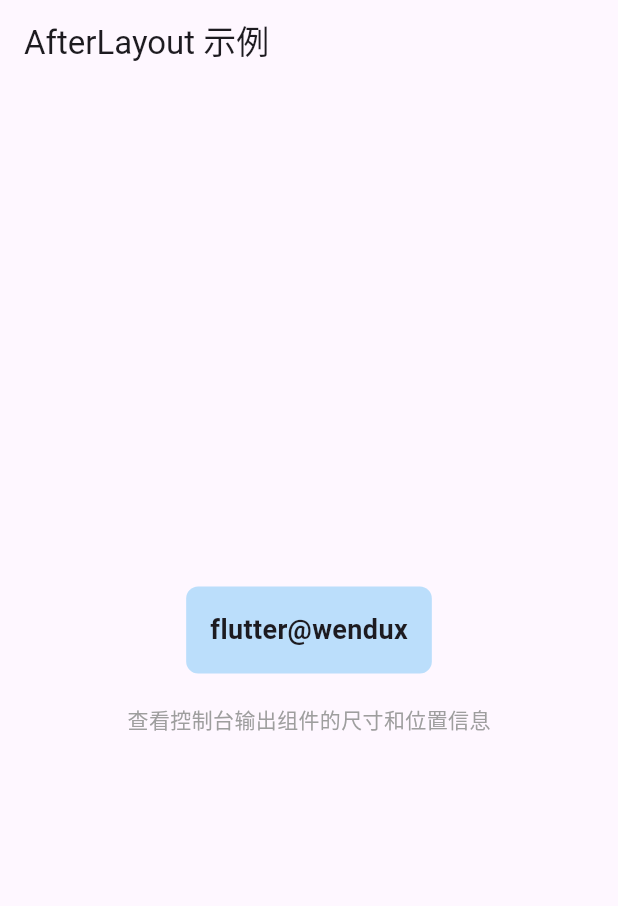
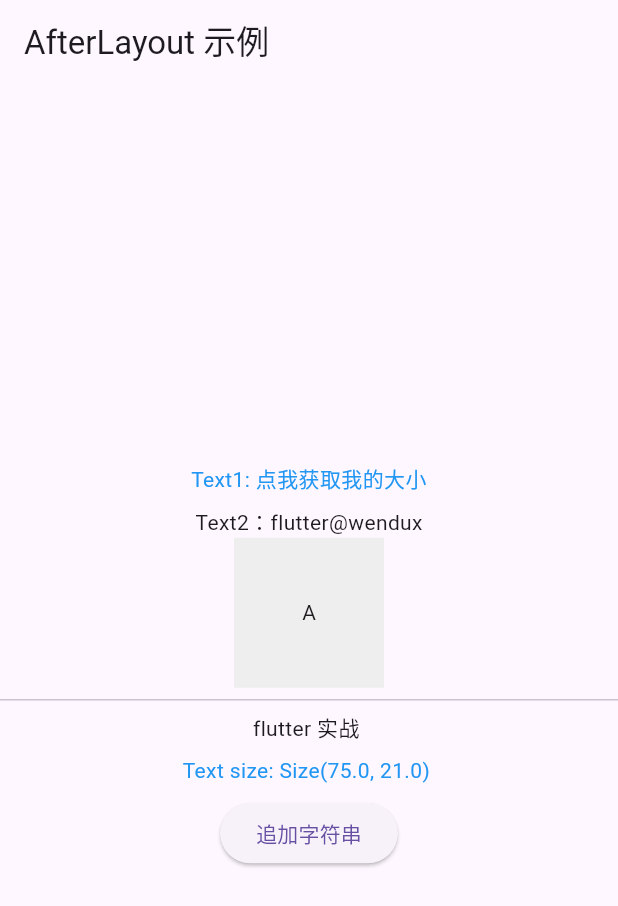
Before and after one commit to goodswifter/flutter_combat_2025, a Flutter app: the screen it shows after launch, on a phone screen of 412 x 824 dp. Shown: the top 906 px of the screen. Run offline on Flutter 3.47's test engine with Material 3 defaults, Android fonts, the phone set to English and light mode, and no system bars.

Commit message:
fix: layout

```diff
--- /dev/null
+++ b/03-flutter_app/lib/04_布局类组件/4.8 LayoutBuilder、AfterLayout/4.8.2 AfterLayout01.dart
@@ -0,0 +1,41 @@
+import 'package:flutter/material.dart';
+import 'package:flutter_template/widgets/render_after_layout.dart';
+
+/// AfterLayout(延迟布局构建器) 组件用于在组件布局完成后执行一些操作。
+/// 1. 获取组件大小和相对于屏幕的坐标
+class AfterLayoutDemo extends StatelessWidget {
+  const AfterLayoutDemo({super.key});
+
+  @override
+  Widget build(BuildContext context) {
+    return Scaffold(
+      appBar: AppBar(title: const Text('AfterLayout 示例')),
+      body: Center(
+        child: Column(
+          mainAxisAlignment: .center,
+          children: <Widget>[
+            AfterLayout(
+              callback: (RenderAfterLayout ral) {
+                print('子组件的大小: ${ral.size}');
+                print('子组件在屏幕中的坐标: ${ral.offset}');
+              },
+              child: Container(
+                padding: const EdgeInsets.all(16),
+                decoration: BoxDecoration(
+                  color: Colors.blue.shade100,
+                  borderRadius: BorderRadius.circular(8),
+                ),
+                child: const Text(
+                  'flutter@wendux',
+                  style: TextStyle(fontSize: 18, fontWeight: FontWeight.bold),
+                ),
+              ),
+            ),
+            const SizedBox(height: 20),
+            const Text('查看控制台输出组件的尺寸和位置信息', style: TextStyle(color: Colors.grey)),
+          ],
+        ),
+      ),
+    );
+  }
+}
--- /dev/null
+++ b/03-flutter_app/lib/04_布局类组件/4.8 LayoutBuilder、AfterLayout/4.8.2 AfterLayout02.dart
@@ -0,0 +1,94 @@
+import 'package:flutter/material.dart';
+import 'package:flutter_template/widgets/render_after_layout.dart';
+
+/// AfterLayout(延迟布局构建器) 组件用于在组件布局完成后执行一些操作。
+/// 2. 获取组件相对于某个父组件的坐标
+class AfterLayoutDemo2 extends StatefulWidget {
+  const AfterLayoutDemo2({super.key});
+
+  @override
+  State<AfterLayoutDemo2> createState() => _AfterLayoutDemo2State();
+}
+
+class _AfterLayoutDemo2State extends State<AfterLayoutDemo2> {
+  String _text = 'flutter 实战 ';
+  Size _size = Size.zero;
+
+  @override
+  Widget build(BuildContext context) {
+    return Scaffold(
+      appBar: AppBar(title: const Text('AfterLayout 示例')),
+      body: Center(
+        child: Column(
+          mainAxisSize: MainAxisSize.min,
+          children: <Widget>[
+            Padding(
+              padding: const EdgeInsets.all(8.0),
+              child: Builder(
+                builder: (BuildContext context) {
+                  return GestureDetector(
+                    child: const Text(
+                      'Text1: 点我获取我的大小',
+                      textAlign: TextAlign.center,
+                      style: TextStyle(color: Colors.blue),
+                    ),
+                    onTap: () => print('Text1: ${context.size}'),
+                  );
+                },
+              ),
+            ),
+            AfterLayout(
+              callback: (RenderAfterLayout ral) {
+                print('Text2： ${ral.size}, ${ral.offset}');
+              },
+              child: const Text('Text2：flutter@wendux'),
+            ),
+            Builder(
+              builder: (BuildContext context) {
+                return Container(
+                  color: Colors.grey.shade200,
+                  alignment: Alignment.center,
+                  width: 100,
+                  height: 100,
+                  child: AfterLayout(
+                    callback: (RenderAfterLayout ral) {
+                      final Offset offset = ral.localToGlobal(
+                        Offset.zero,
+                        ancestor: context.findRenderObject(),
+                      );
+                      print('A 在 Container 中占用的空间范围为：${offset & ral.size}');
+                    },
+                    child: const Text('A'),
+                  ),
+                );
+              },
+            ),
+            const Divider(),
+            AfterLayout(
+              child: Text(_text),
+              callback: (RenderAfterLayout value) {
+                setState(() {
+                  //更新尺寸信息
+                  _size = value.size;
+                });
+              },
+            ),
+            //显示上面 Text 的尺寸
+            Padding(
+              padding: const EdgeInsets.symmetric(vertical: 8.0),
+              child: Text('Text size: $_size ', style: const TextStyle(color: Colors.blue)),
+            ),
+            ElevatedButton(
+              onPressed: () {
+                setState(() {
+                  _text += 'flutter 实战 ';
+                });
+              },
+              child: const Text('追加字符串'),
+            ),
+          ],
+        ),
+      ),
+    );
+  }
+}
--- a/03-flutter_app/lib/main.dart
+++ b/03-flutter_app/lib/main.dart
@@ -1,6 +1,6 @@
 import 'package:flutter/material.dart';
 
-import '04_布局类组件/4.8 LayoutBuilder、AfterLayout/4.8.2 AfterLayout.dart';
+import '04_布局类组件/4.8 LayoutBuilder、AfterLayout/4.8.2 AfterLayout02.dart';
 
 void main() {
   runApp(const MyApp());
@@ -39,7 +39,8 @@ class MyApp extends StatelessWidget {
       // 4.8.1 LayoutBuilder
       // home: LayoutBuilderDemo(),
       // 4.8.2 AfterLayout
-      home: AfterLayoutDemo(),
+      // home: AfterLayoutDemo(),
+      home: AfterLayoutDemo2(),
     );
   }
 }
--- a/03-flutter_app/lib/04_布局类组件/4.8 LayoutBuilder、AfterLayout/4.8.2 AfterLayout.dart
+++ b/03-flutter_app/lib/widgets/render_after_layout.dart
@@ -1,54 +1,15 @@
 import 'package:flutter/material.dart';
 import 'package:flutter/rendering.dart';
 
-/// AfterLayout(延迟布局构建器) 组件用于在组件布局完成后执行一些操作。
-/// 1. 获取组件大小和相对于屏幕的坐标
-/// 2. 获取组件相对于某个父组件的坐标
 ///
 /// 注意：Flutter 官方没有内置 AfterLayout 组件，这是一个自定义实现
-/// 现代 Flutter 开发中，推荐使用以下替代方案：
+/// 现代 Flutter 开发中，推荐使用以下替代方案:
 /// 1. WidgetsBinding.instance.addPostFrameCallback() - 在帧渲染后执行
 /// 2. GlobalKey 获取组件的 RenderBox
 /// 3. LayoutBuilder 配合 addPostFrameCallback
+///
 
-class AfterLayoutDemo extends StatelessWidget {
-  const AfterLayoutDemo({super.key});
-
-  @override
-  Widget build(BuildContext context) {
-    return Scaffold(
-      appBar: AppBar(title: const Text('AfterLayout 示例')),
-      body: Center(
-        child: Column(
-          mainAxisAlignment: .center,
-          children: <Widget>[
-            AfterLayout(
-              callback: (RenderAfterLayout ral) {
-                print('子组件的大小: ${ral.size}');
-                print('子组件在屏幕中的坐标: ${ral.offset}');
-              },
-              child: Container(
-                padding: const EdgeInsets.all(16),
-                decoration: BoxDecoration(
-                  color: Colors.blue.shade100,
-                  borderRadius: BorderRadius.circular(8),
-                ),
-                child: const Text(
-                  'flutter@wendux',
-                  style: TextStyle(fontSize: 18, fontWeight: FontWeight.bold),
-                ),
-              ),
-            ),
-            const SizedBox(height: 20),
-            const Text('查看控制台输出组件的尺寸和位置信息', style: TextStyle(color: Colors.grey)),
-          ],
-        ),
-      ),
-    );
-  }
-}
-
-// ============ 自定义 AfterLayout 组件实现 ============
+// ============ 自定义 AfterLayout 组件实现 =================
 
 /// AfterLayout 组件 - 在布局完成后执行回调
 class AfterLayout extends SingleChildRenderObjectWidget {
```
